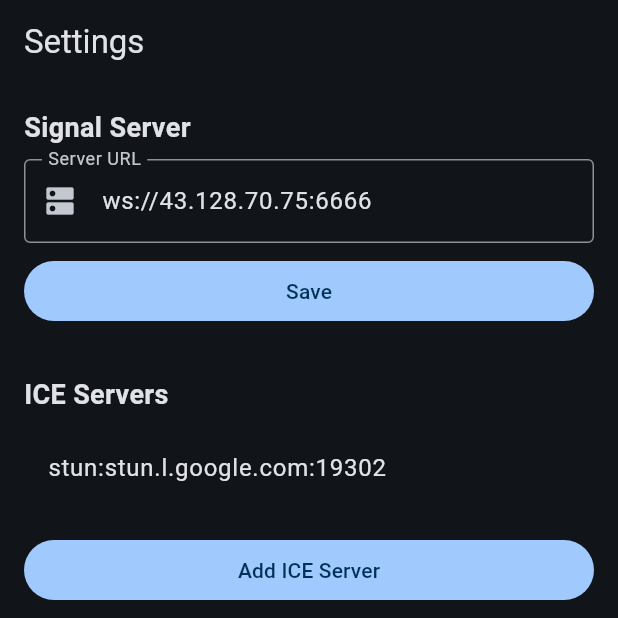
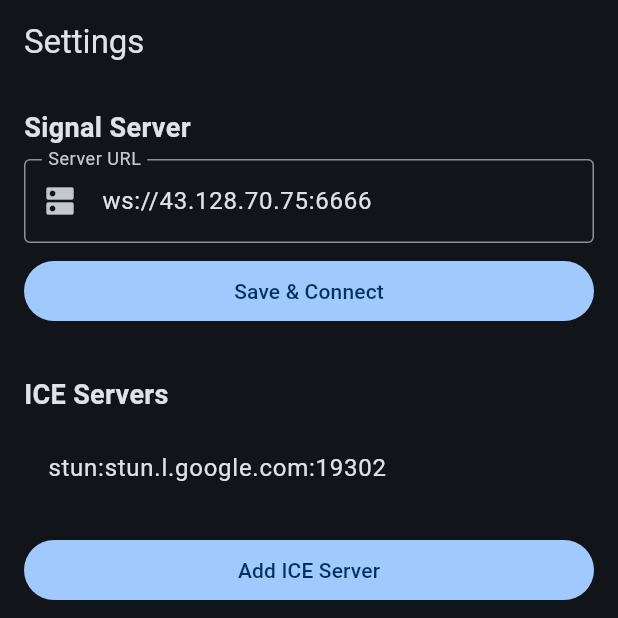
Before and after one commit to wu529778790/VibeDesk, a Flutter app: the SettingsScreen screen opened by its route, on a phone screen of 412 x 824 dp, the top half of it. Run offline on Flutter 3.47's test engine with Material 3 defaults, Android fonts, the phone set to English and light mode, and no system bars; our stand-ins replace flutter_riverpod, go_router, shared_preferences; missing offline and left inert: dart:ffi, flutter_webrtc, win32; accounts and stored records are empty.

Commit message:
fix: Settings save triggers reconnect, shows connection status
Save button now saves and reconnects. Shows connection state
(connected/connecting/failed) above the button.

Co-Authored-By: Claude Opus 4.7 <noreply@anthropic.com>

```diff
--- a/apps/app/lib/features/settings/presentation/settings_screen.dart
+++ b/apps/app/lib/features/settings/presentation/settings_screen.dart
@@ -28,9 +28,21 @@ class _SettingsScreenState extends ConsumerState<SettingsScreen> {
     super.dispose();
   }
 
+  void _saveAndReconnect() {
+    final url = _serverController.text.trim();
+    if (url.isEmpty) return;
+
+    ref.read(signalServerProvider.notifier).setUrl(url);
+    ref.read(signalConnectionProvider.notifier).connect(url);
+    ScaffoldMessenger.of(context).showSnackBar(
+      const SnackBar(content: Text('Saved and connecting...')),
+    );
+  }
+
   @override
   Widget build(BuildContext context) {
     final config = ref.watch(iceConfigProvider);
+    final connStatus = ref.watch(signalConnectionProvider);
 
     return Scaffold(
       appBar: AppBar(title: const Text('Settings')),
@@ -53,19 +65,50 @@ class _SettingsScreenState extends ConsumerState<SettingsScreen> {
             ),
           ),
           const SizedBox(height: 8),
+          if (connStatus.status == SignalConnectionStatus.connected)
+            Padding(
+              padding: const EdgeInsets.only(bottom: 8),
+              child: Row(
+                children: [
+                  Icon(Icons.check_circle, size: 16, color: Colors.green.shade400),
+                  const SizedBox(width: 6),
+                  Text('Connected', style: TextStyle(color: Colors.green.shade400, fontSize: 13)),
+                ],
+              ),
+            )
+          else if (connStatus.status == SignalConnectionStatus.failed)
+            Padding(
+              padding: const EdgeInsets.only(bottom: 8),
+              child: Row(
+                children: [
+                  Icon(Icons.error, size: 16, color: Theme.of(context).colorScheme.error),
+                  const SizedBox(width: 6),
+                  Expanded(
+                    child: Text(
+                      connStatus.error ?? 'Connection failed',
+                      style: TextStyle(color: Theme.of(context).colorScheme.error, fontSize: 13),
+                      overflow: TextOverflow.ellipsis,
+                    ),
+                  ),
+                ],
+              ),
+            )
+          else if (connStatus.status == SignalConnectionStatus.connecting)
+            Padding(
+              padding: const EdgeInsets.only(bottom: 8),
+              child: Row(
+                children: [
+                  SizedBox(width: 12, height: 12, child: CircularProgressIndicator(strokeWidth: 2)),
+                  const SizedBox(width: 6),
+                  Text('Connecting...', style: TextStyle(fontSize: 13, color: Colors.grey)),
+                ],
+              ),
+            ),
           SizedBox(
             width: double.infinity,
             child: FilledButton(
-              onPressed: () {
-                final url = _serverController.text.trim();
-                if (url.isNotEmpty) {
-                  ref.read(signalServerProvider.notifier).setUrl(url);
-                  ScaffoldMessenger.of(context).showSnackBar(
-                    const SnackBar(content: Text('Server URL saved')),
-                  );
-                }
-              },
-              child: const Text('Save'),
+              onPressed: _saveAndReconnect,
+              child: const Text('Save & Connect'),
             ),
           ),
           const SizedBox(height: 32),
```
